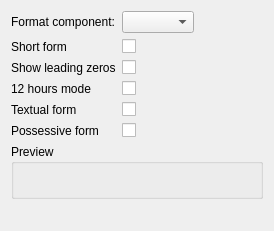
First picture: the form in applet/ui/component.ui, repository Emdek/plasmoid-adjustable-clock, before the edit.
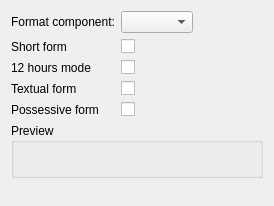
Second picture: the form after the edit. Custom widgets are drawn as their Qt base class.

Commit message: Remove "Show leading zeros" and reuse "Short form" check box for that purpose

```diff
--- a/applet/ui/component.ui
+++ b/applet/ui/component.ui
@@ -7,7 +7,7 @@
     <x>0</x>
     <y>0</y>
     <width>274</width>
-    <height>231</height>
+    <height>206</height>
    </rect>
   </property>
   <property name="windowTitle">
@@ -50,23 +50,6 @@
       </widget>
      </item>
      <item row="2" column="0">
-      <widget class="QLabel" name="leadingZerosLabel">
-       <property name="text">
-        <string>Show leading zeros</string>
-       </property>
-       <property name="buddy">
-        <cstring>leadingZerosCheckBox</cstring>
-       </property>
-      </widget>
-     </item>
-     <item row="2" column="1">
-      <widget class="QCheckBox" name="leadingZerosCheckBox">
-       <property name="text">
-        <string/>
-       </property>
-      </widget>
-     </item>
-     <item row="3" column="0">
       <widget class="QLabel" name="hoursModeLabel">
        <property name="text">
         <string>12 hours mode</string>
@@ -76,14 +59,14 @@
        </property>
       </widget>
      </item>
-     <item row="3" column="1">
+     <item row="2" column="1">
       <widget class="QCheckBox" name="hoursModeCheckBox">
        <property name="tristate">
         <bool>true</bool>
        </property>
       </widget>
      </item>
-     <item row="4" column="0">
+     <item row="3" column="0">
       <widget class="QLabel" name="textualFormLabel">
        <property name="text">
         <string>Textual form</string>
@@ -93,14 +76,14 @@
        </property>
       </widget>
      </item>
-     <item row="4" column="1">
+     <item row="3" column="1">
       <widget class="QCheckBox" name="textualFormCheckBox">
        <property name="text">
         <string/>
        </property>
       </widget>
      </item>
-     <item row="5" column="0">
+     <item row="4" column="0">
       <widget class="QLabel" name="possessiveFormLabel">
        <property name="text">
         <string>Possessive form</string>
@@ -110,7 +93,7 @@
        </property>
       </widget>
      </item>
-     <item row="5" column="1">
+     <item row="4" column="1">
       <widget class="QCheckBox" name="possessiveFormCheckBox">
        <property name="text">
         <string/>
```
The commit also changes 3 other files.
